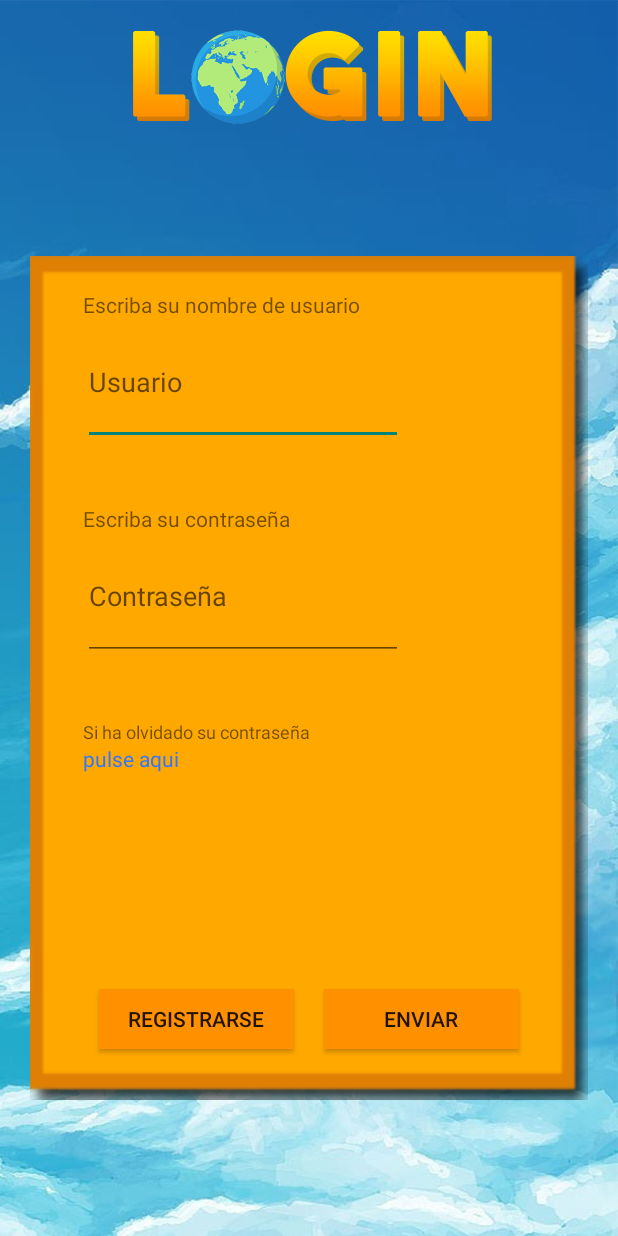
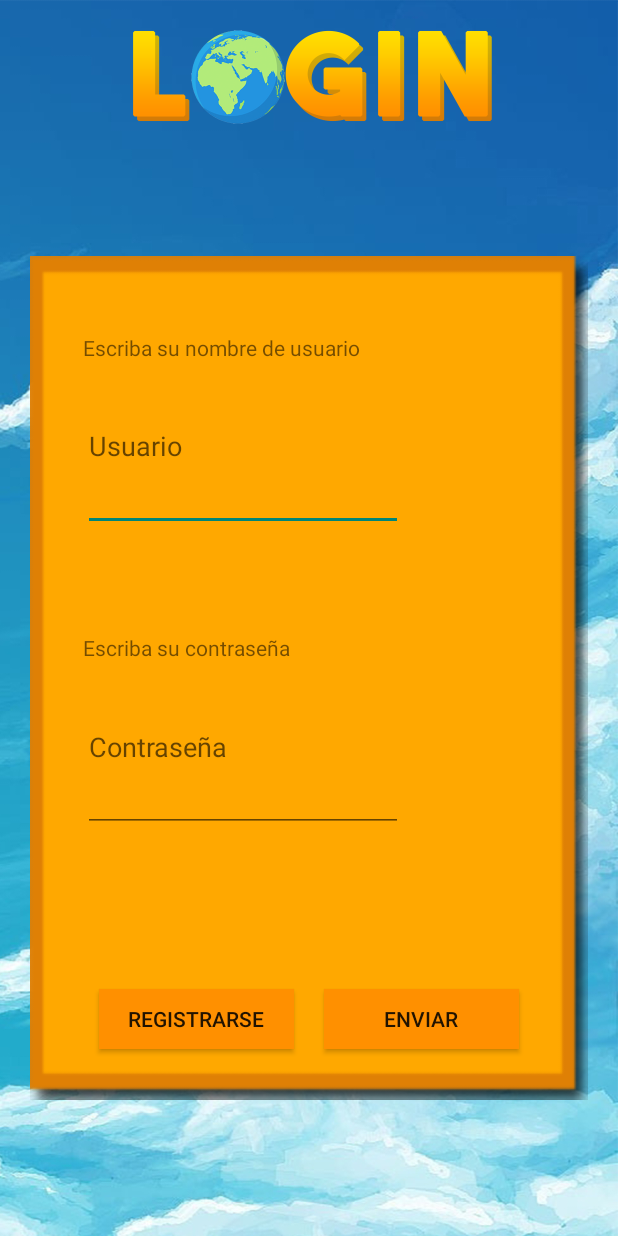
Before and after one commit to XXnikoDarkXX/Odyssey-Games, an Android app: the Pantalla_Login screen opened directly, with no data from a screen before it, on a phone screen of 412 x 824 dp. Run offline under Robolectric (Android 15) with nearby library versions, the phone set to English and light mode, and no system bars; pictures from the network do not load.

Commit message:
Pantalla login y registro
Ultimos retoques de diseño

```diff
--- a/Trivia_World/app/src/main/res/layout-land/pantalla_login.xml
+++ b/Trivia_World/app/src/main/res/layout-land/pantalla_login.xml
@@ -88,30 +88,11 @@
                 android:layout_width="wrap_content"
                 android:layout_height="wrap_content"
                 android:layout_weight="1"
+                android:layout_marginBottom="30dp"
                 android:autofillHints="@string/contraseñaInLogin"
                 android:ems="10"
                 android:hint="@string/contraseñaInLogin"
                 android:inputType="textPassword" />
-
-
-            <TextView
-                android:id="@+id/olvidoContraseña"
-                android:layout_marginTop="30dp"
-                android:layout_width="wrap_content"
-                android:layout_height="wrap_content"
-                android:layout_weight="1"
-                android:text="@string/olvidoContraseñaLogin"
-                android:textSize="12sp" />
-
-
-            <TextView
-                android:id="@+id/enlaceOlvidoContraseñaLogin"
-                android:layout_marginBottom="30dp"
-                android:layout_width="wrap_content"
-                android:layout_height="wrap_content"
-                android:layout_weight="1"
-                android:text="@string/enlaceOlvidoContraseñaLogin"
-                android:textColor="@color/azulEnlace" />
 
 
             <Button
--- a/Trivia_World/app/src/main/res/layout/pantalla_login.xml
+++ b/Trivia_World/app/src/main/res/layout/pantalla_login.xml
@@ -85,23 +85,6 @@
             android:hint="@string/contraseñaInLogin"
             android:inputType="textPassword" />
 
-        <TextView
-            android:id="@+id/olvidoContraseña"
-            android:layout_width="wrap_content"
-            android:layout_height="wrap_content"
-            android:layout_weight="1"
-            android:gravity="bottom"
-            android:text="@string/olvidoContraseñaLogin"
-            android:textSize="12sp" />
-
-        <TextView
-            android:id="@+id/enlaceOlvidoContraseñaLogin"
-            android:layout_width="wrap_content"
-            android:layout_height="wrap_content"
-            android:layout_weight="1"
-            android:text="@string/enlaceOlvidoContraseñaLogin"
-            android:textColor="@color/azulEnlace" />
-
     </LinearLayout>
 
     <LinearLayout
```
